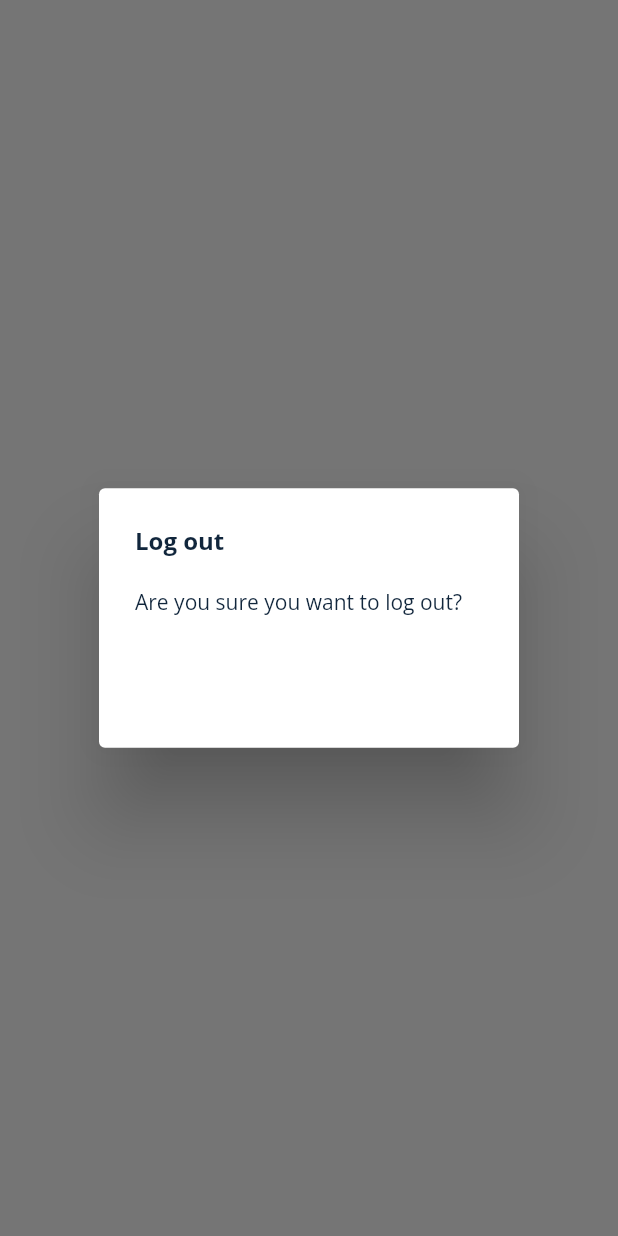
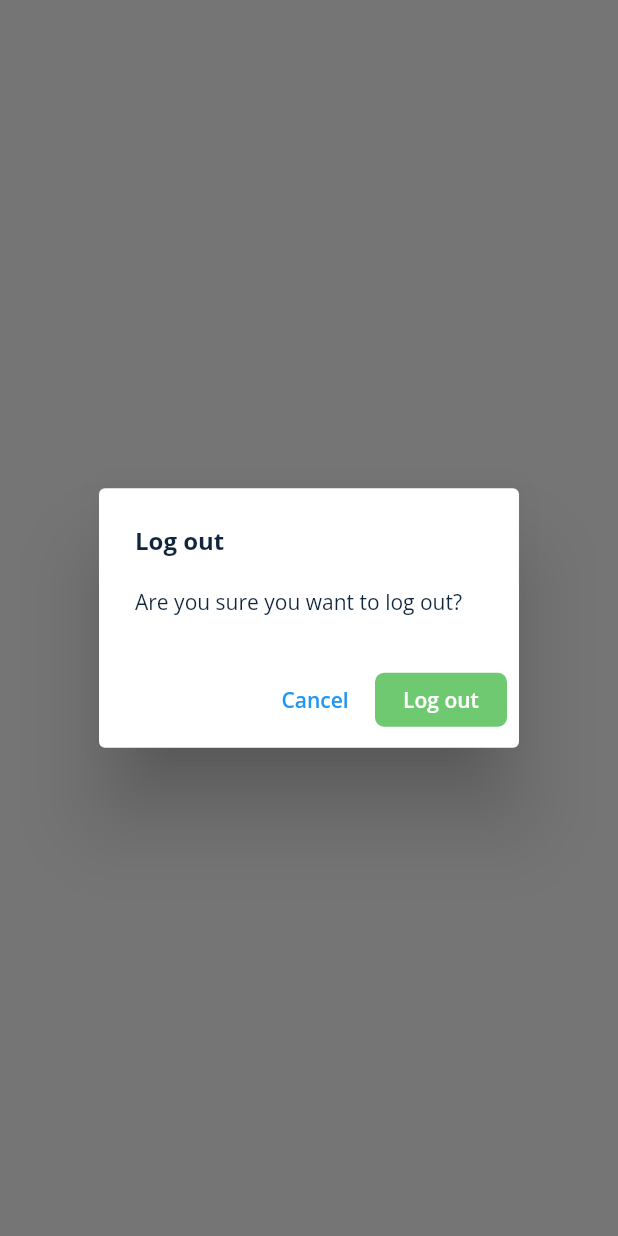
Before and after one commit to ekokratos/reshipi-book, a Flutter app: what showLogOutDialog() shows on an empty page, opened directly, on a phone screen of 412 x 824 dp. Run offline on Flutter 3.47's test engine with Material 2 defaults, Android fonts, the phone set to English and light mode, and no system bars; our stand-ins replace equatable, firebase_auth, firebase_core, flutter_bloc, flutter_svg, get; accounts and stored records are empty.

Commit message:
Updated dialogs

```diff
--- a/lib/features/auth/view/login_screen.dart
+++ b/lib/features/auth/view/login_screen.dart
@@ -1,5 +1,3 @@
-import 'dart:developer';
-
 import 'package:flutter/material.dart';
 import 'package:get/get.dart';
 import 'package:recipe_book/features/auth/bloc/auth_bloc.dart';
--- a/lib/features/auth/view/sign_up_screen.dart
+++ b/lib/features/auth/view/sign_up_screen.dart
@@ -37,8 +37,9 @@ class _SignUpScreenState extends State<SignUpScreen> {
               children: [
                 const SizedBox(height: 15),
                 const Align(
-                    alignment: Alignment.topLeft,
-                    child: BackButton(color: kPrimaryColor)),
+                  alignment: Alignment.topLeft,
+                  child: BackButton(color: kPrimaryColor),
+                ),
                 Hero(
                   tag: 'chef_image',
                   child: SvgPicture.asset(
--- a/lib/features/recipe/views/category_screen.dart
+++ b/lib/features/recipe/views/category_screen.dart
@@ -2,6 +2,7 @@ import 'package:flutter/material.dart';
 import 'package:flutter_bloc/flutter_bloc.dart';
 import 'package:recipe_book/features/auth/bloc/auth_bloc.dart';
 import 'package:recipe_book/shared/theme/style.dart';
+import 'package:recipe_book/shared/widgets/dialogs/logout_dialog.dart';
 
 class CategoryScreen extends StatelessWidget {
   const CategoryScreen({super.key});
@@ -17,7 +18,7 @@ class CategoryScreen extends StatelessWidget {
         actions: [
           IconButton(
             onPressed: () {
-              context.read<AuthBloc>().add(const AuthEventLogOut());
+              showLogOutDialog(context);
             },
             icon: const Icon(
               Icons.logout,
--- a/lib/shared/widgets/dialogs/generic_dialog.dart
+++ b/lib/shared/widgets/dialogs/generic_dialog.dart
@@ -1,15 +1,12 @@
 import 'package:flutter/material.dart';
 
-typedef DialogOptionBuilder<T> = Map<String, T?> Function();
-
-Future<T?> showGenericDialog<T>({
+showGenericDialog({
   required BuildContext context,
   required String title,
   required String content,
-  required DialogOptionBuilder optionsBuilder,
+  required List<Widget>? actions,
 }) {
-  final options = optionsBuilder();
-  return showDialog<T>(
+  return showDialog(
     context: context,
     builder: (context) {
       return AlertDialog(
@@ -21,22 +18,7 @@ Future<T?> showGenericDialog<T>({
           content,
           style: Theme.of(context).textTheme.bodyText1,
         ),
-        actions: options.keys.map((optionTitle) {
-          final value = options[optionTitle];
-          return TextButton(
-            onPressed: () {
-              if (value != null) {
-                Navigator.of(context).pop(value);
-              } else {
-                Navigator.of(context).pop();
-              }
-            },
-            child: Text(
-              optionTitle,
-              style: Theme.of(context).textTheme.button!.copyWith(color: ),
-            ),
-          );
-        }).toList(),
+        actions: actions,
       );
     },
   );
--- a/lib/shared/widgets/dialogs/logout_dialog.dart
+++ b/lib/shared/widgets/dialogs/logout_dialog.dart
@@ -1,16 +1,32 @@
+import 'package:get/get.dart';
+import 'package:recipe_book/features/auth/bloc/auth_bloc.dart';
 import 'package:recipe_book/shared/widgets/dialogs/generic_dialog.dart';
-import 'package:flutter/material.dart' show BuildContext;
+import 'package:flutter/material.dart';
+import 'package:recipe_book/shared/widgets/solid_button.dart';
+import 'package:flutter_bloc/flutter_bloc.dart';
 
-Future<bool> showLogOutDialog(BuildContext context) {
-  return showGenericDialog<bool>(
+showLogOutDialog(BuildContext context) {
+  return showGenericDialog(
     context: context,
     title: 'Log out',
     content: 'Are you sure you want to log out?',
-    optionsBuilder: () => {
-      'Cancel': false,
-      'Log out': true,
-    },
-  ).then(
-    (value) => value ?? false,
+    actions: [
+      TextButton(
+        onPressed: () => Get.back(),
+        child: Text(
+          'Cancel',
+          style:
+              Theme.of(context).textTheme.button!.copyWith(color: Colors.blue),
+        ),
+      ),
+      SolidButton(
+        onPressed: () {
+          context.read<AuthBloc>().add(const AuthEventLogOut());
+          Get.back();
+        },
+        text: 'Log out',
+        padding: const EdgeInsets.all(0),
+      ),
+    ],
   );
 }
--- a/lib/shared/widgets/solid_button.dart
+++ b/lib/shared/widgets/solid_button.dart
@@ -6,13 +6,15 @@ class SolidButton extends StatelessWidget {
   final String text;
   final Color? textColor;
   final Color? buttonColor;
-  const SolidButton(
-      {Key? key,
-      required this.onPressed,
-      required this.text,
-      this.textColor,
-      this.buttonColor})
-      : super(key: key);
+  final EdgeInsetsGeometry? padding;
+  const SolidButton({
+    Key? key,
+    required this.onPressed,
+    required this.text,
+    this.textColor,
+    this.buttonColor,
+    this.padding,
+  }) : super(key: key);
 
   @override
   Widget build(BuildContext context) {
@@ -20,7 +22,7 @@ class SolidButton extends StatelessWidget {
       onPressed: onPressed,
       elevation: 0,
       highlightColor: Colors.transparent,
-      height: 44,
+      padding: padding ?? const EdgeInsets.symmetric(vertical: 12),
       shape: RoundedRectangleBorder(borderRadius: BorderRadius.circular(6)),
       color: buttonColor ?? kPrimaryColor,
       child: Text(
```
Also changed, not shown: lib/shared/widgets/dialogs/delete_account_dialog.dart (deleted, +0 -17 lines), lib/shared/widgets/dialogs/show_auth_error.dart (+16 -5 lines), lib/shared/widgets/loading/loading_screen.dart (+9 -9 lines), 1 other file.
